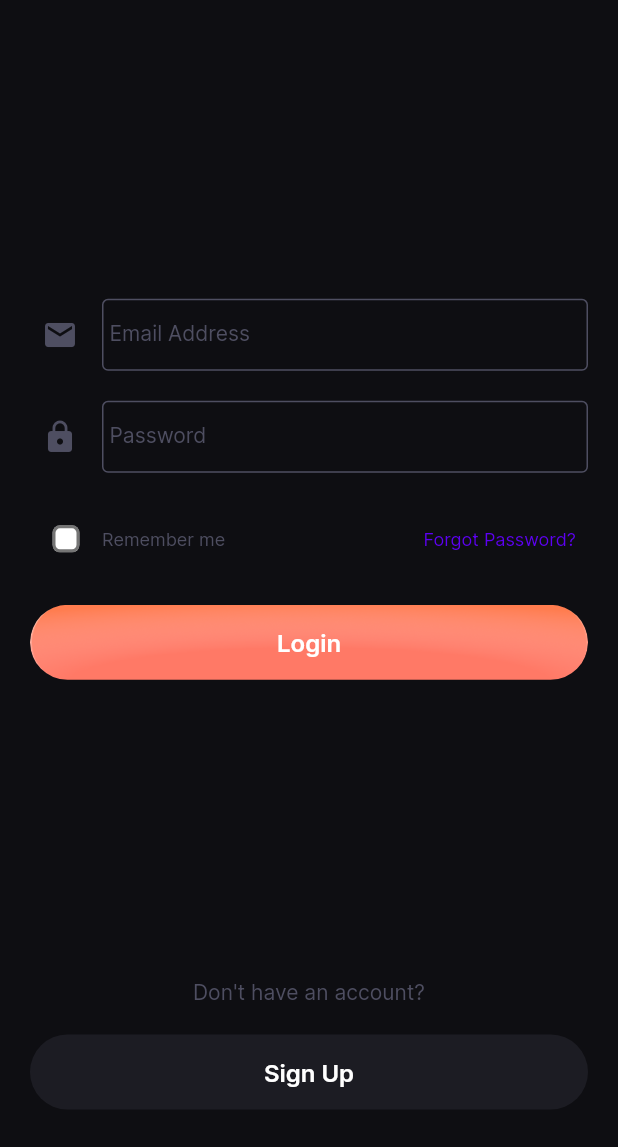
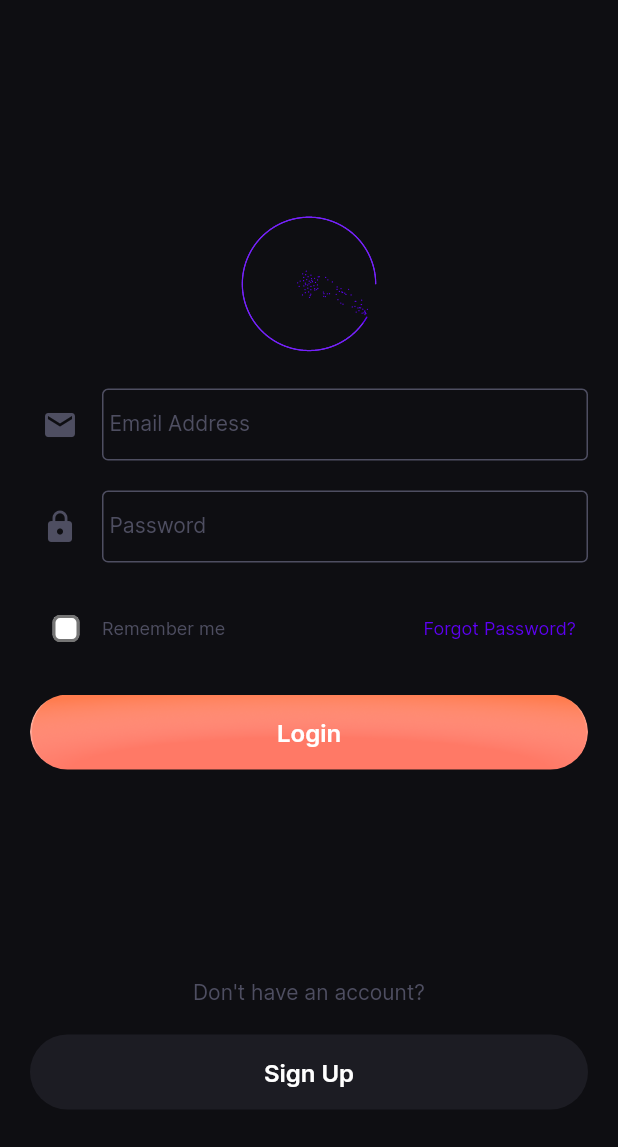
Before and after one commit to sufyankamil/expense-tracker, a Flutter app: the screen it shows after launch, after a tap on "Already have an account? Sign In", on a phone screen of 412 x 824 dp, the part 89-1236 px from its top. Run offline on Flutter 3.47's test engine with Material 3 defaults, Android fonts, the phone set to English and light mode, and no system bars; our stand-ins replace shared_preferences.

```diff
--- /dev/null
+++ b/lib/common_widgets/animation.dart
@@ -0,0 +1,135 @@
+import 'dart:math' as math;
+import 'package:flutter/material.dart';
+
+import '../common/color_extension.dart';
+
+const int maxSeeds = 1050;
+
+class AnimationView extends StatefulWidget {
+  const AnimationView({super.key});
+
+  @override
+  State<StatefulWidget> createState() {
+    return _AnimationViewState();
+  }
+}
+
+class _AnimationViewState extends State<AnimationView> with SingleTickerProviderStateMixin {
+  late AnimationController _controller;
+  late Animation<double> _animation;
+
+  int seeds = 1;
+
+  @override
+  void initState() {
+    super.initState();
+
+    _controller = AnimationController(
+      duration: const Duration(seconds: 5),
+      vsync: this,
+    );
+
+    _animation = Tween<double>(begin: 1.0, end: maxSeeds.toDouble()).animate(
+      CurvedAnimation(parent: _controller, curve: Curves.easeInOut),
+    )..addListener(() {
+      setState(() {
+        seeds = _animation.value.round();
+      });
+    });
+
+    _controller.forward();
+  }
+
+  @override
+  void dispose() {
+    _controller.dispose();
+    super.dispose();
+  }
+
+  @override
+  Widget build(BuildContext context) {
+    return Column(
+      crossAxisAlignment: CrossAxisAlignment.center,
+      children: [
+        Expanded(child: AnimationWidget(seeds)),
+
+      ],
+    );
+  }
+}
+
+class AnimationWidget extends StatelessWidget {
+  static const tau = math.pi * 2;
+  static const scaleFactor = 1 / 40;
+  static const size = 600.0;
+  static final phi = (math.sqrt(5) + 1) / 2;
+  static final rng = math.Random();
+
+  final int seeds;
+
+  const AnimationWidget(this.seeds, {super.key});
+
+  @override
+  Widget build(BuildContext context) {
+    final seedWidgets = <Widget>[];
+
+    for (var i = 0; i < seeds; i++) {
+      final theta = i * tau / phi;
+      final r = math.sqrt(i) * scaleFactor;
+
+      seedWidgets.add(
+        AnimatedAlign(
+          key: ValueKey(i),
+          duration: Duration(milliseconds: rng.nextInt(500) + 250),
+          curve: Curves.easeInOut,
+          alignment: Alignment(r * math.cos(theta), -1 * r * math.sin(theta)),
+          child: const Dot(true),
+        ),
+      );
+    }
+
+    for (var j = seeds; j < maxSeeds; j++) {
+      final x = math.cos(tau * j / (maxSeeds - 1)) * 0.9;
+      final y = math.sin(tau * j / (maxSeeds - 1)) * 0.9;
+
+      seedWidgets.add(
+        AnimatedAlign(
+          key: ValueKey(j),
+          duration: Duration(milliseconds: rng.nextInt(500) + 250),
+          curve: Curves.easeInOut,
+          alignment: Alignment(x, y),
+          child: const Dot(false),
+        ),
+      );
+    }
+
+    return FittedBox(
+      fit: BoxFit.contain,
+      child: SizedBox(
+        height: size,
+        width: size,
+        child: Stack(children: seedWidgets),
+      ),
+    );
+  }
+}
+
+class Dot extends StatelessWidget {
+  static const size = 5.0;
+  static const radius = 3.0;
+
+  final bool lit;
+
+  const Dot(this.lit, {super.key});
+
+  @override
+  Widget build(BuildContext context) {
+    return DecoratedBox(
+      decoration: BoxDecoration(
+        color: lit ? TColor.primary : TColor.primary500,
+        borderRadius: BorderRadius.circular(radius),
+      ),
+      child: const SizedBox(height: size, width: size),
+    );
+  }
+}
--- a/lib/view/login/social_login_view.dart
+++ b/lib/view/login/social_login_view.dart
@@ -1,4 +1,5 @@
 import 'package:expense_tracker/common/color_extension.dart';
+import 'package:expense_tracker/common_widgets/animation.dart';
 import 'package:expense_tracker/view/signUp/sign_up_view.dart';
 import 'package:flutter/material.dart';
 
@@ -34,6 +35,11 @@ class _SocialLoginViewState extends State<SocialLoginView> {
                 fit: BoxFit.contain,
               ),
               const Spacer(),
+              Expanded(
+                child: RepaintBoundary(
+                  child: const AnimationView(),
+                ),
+              ),
               Platform.isAndroid
                   ? GestureDetector(
                     onTap: () {},
--- a/lib/view/signIn/sign_in_view.dart
+++ b/lib/view/signIn/sign_in_view.dart
@@ -3,6 +3,7 @@ import 'package:flutter/material.dart';
 import 'package:shared_preferences/shared_preferences.dart';
 
 import '../../common/color_extension.dart';
+import '../../common_widgets/animation.dart';
 import '../../common_widgets/common_textfield.dart';
 import '../../common_widgets/primary_button.dart';
 import '../../common_widgets/secondary_button.dart';
@@ -143,6 +144,11 @@ class _SignInViewState extends State<SignInView> {
                   fit: BoxFit.contain,
                 ),
                 const Spacer(),
+                Expanded(
+                  child: RepaintBoundary(
+                    child: const AnimationView(),
+                  ),
+                ),
                 CommonTextField(
                   controller: emailController,
                   labelText: "Email Address",
```
Also changed, not shown: lib/common_widgets/amount_card.dart (added, +87 -0 lines), lib/common_widgets/investment_details_modal.dart (added, +151 -0 lines), lib/view/home/home_view.dart (added, +200 -0 lines), lib/view/signUp/sign_up_view.dart (+26 -18 lines).
